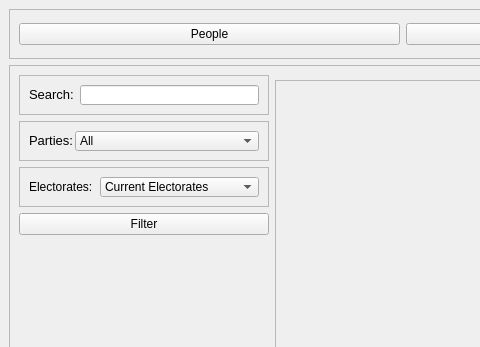
The window that qtGuiApplication/mainwindow.ui (Debug-Divas/COSC345-Project) describes before a commit, drawn with Qt 5; both pictures show x 0 to 480 and y 0 to 347 of the 1194 by 631 pixel window.
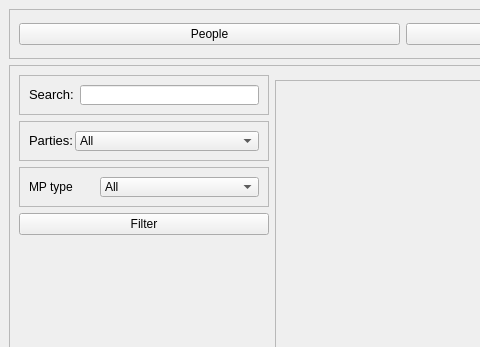
The same window after the commit.

Commit message: search function for electorate

```diff
--- a/qtGuiApplication/mainwindow.ui
+++ b/qtGuiApplication/mainwindow.ui
@@ -255,7 +255,7 @@
               </size>
              </property>
              <property name="text">
-              <string>Electorates:</string>
+              <string>MP type</string>
              </property>
             </widget>
            </item>
@@ -263,7 +263,7 @@
             <widget class="QComboBox" name="comboBox">
              <item>
               <property name="text">
-               <string>Current Electorates</string>
+               <string>All</string>
               </property>
              </item>
              <item>
```
Left out of the diff: 9 changed lines with no effect on the pictures. The commit also changes 1 other file.
